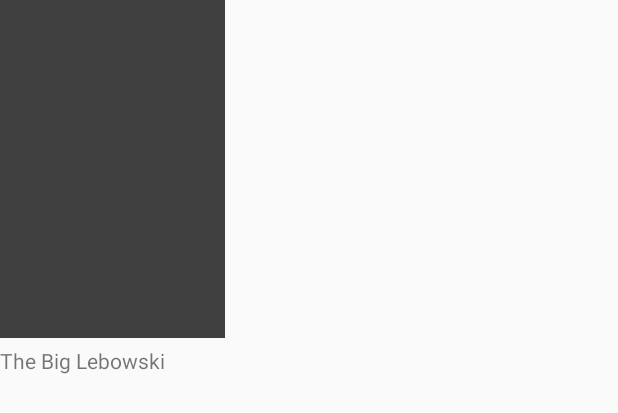
After one commit to elsnosrap/MovieSearch, an Android app: the layout result.xml on its own in the app's theme, with its tools: preview values and no code run, on a phone screen of 412 x 824 dp. The commit adds this screen. Shown: the top 413 px of the screen. Run offline under Robolectric (Android 15) with nearby library versions, the phone set to English and light mode, and no system bars.

Commit message:
Display result text in recycler view
This commit wires up most of the recyclerview logic.

```diff
--- a/app/src/main/java/com/birdjunior/moviesearch/ui/SearchActivity.java
+++ b/app/src/main/java/com/birdjunior/moviesearch/ui/SearchActivity.java
@@ -63,6 +63,8 @@ public class SearchActivity extends AppCompatActivity implements SearchStore.Dat
                 public boolean onQueryTextChange(String newText) {
                     if (!TextUtils.isEmpty(newText) && newText.length() > 2) {
                         searchStore.performSearch(newText);
+                    } else {
+                        viewModel.setEmptyState(SearchViewModel.SEARCH_START);
                     }
                     return true;
                 }
@@ -74,6 +76,8 @@ public class SearchActivity extends AppCompatActivity implements SearchStore.Dat
     @Override
     public void onItems(@NonNull List<Result> results) {
         viewModel.setEmptyState(SearchViewModel.NOT_EMPTY);
+        resultsAdapter.clear();
+        resultsAdapter.add(results);
     }
 
     @Override
--- /dev/null
+++ b/app/src/main/res/drawable/placeholder.xml
@@ -0,0 +1,7 @@
+<?xml version="1.0" encoding="utf-8"?>
+
+<shape xmlns:android="http://schemas.android.com/apk/res/android"
+    android:shape="rectangle">
+    <solid
+        android:color="#404040"/>
+</shape>
--- a/app/src/main/res/layout/activity_search.xml
+++ b/app/src/main/res/layout/activity_search.xml
@@ -21,7 +21,7 @@
             android:gravity="center"
             android:layout_marginTop="10dp"
             android:text="@{viewModel.hintText}"
-            android:visibility="@{viewModel.noResultsVisibility}"
+            android:visibility="@{viewModel.hintTextVisibility}"
             app:layout_constraintEnd_toEndOf="parent"
             app:layout_constraintStart_toStartOf="parent"
             app:layout_constraintTop_toTopOf="@+id/results_recycler_view"
@@ -31,7 +31,7 @@
             android:id="@+id/results_recycler_view"
             android:layout_width="0dp"
             android:layout_height="0dp"
-            android:visibility="@{viewModel.noResultsVisibility}"
+            android:visibility="@{viewModel.recyclerVisibility}"
             app:layout_constraintBottom_toBottomOf="parent"
             app:layout_constraintLeft_toLeftOf="parent"
             app:layout_constraintRight_toRightOf="parent"
--- /dev/null
+++ b/app/src/main/res/layout/result.xml
@@ -0,0 +1,44 @@
+<?xml version="1.0" encoding="utf-8"?>
+<layout xmlns:android="http://schemas.android.com/apk/res/android"
+    xmlns:app="http://schemas.android.com/apk/res-auto"
+    xmlns:tools="http://schemas.android.com/tools">
+
+    <data>
+        <variable
+            name="viewModel"
+            type="com.birdjunior.moviesearch.ui.ResultViewModel"/>
+    </data>
+
+    <android.support.constraint.ConstraintLayout
+        android:id="@+id/result_view"
+        android:layout_width="150dp"
+        android:layout_height="wrap_content"
+        android:paddingBottom="10dp">
+
+        <ImageView
+            android:id="@+id/thumbnail"
+            android:layout_width="match_parent"
+            android:layout_height="225dp"
+            android:scaleType="centerCrop"
+            android:src="@drawable/placeholder"
+            android:contentDescription="@{viewModel.title}"
+            app:layout_constraintHorizontal_bias="0.0"
+            app:layout_constraintLeft_toLeftOf="parent"
+            app:layout_constraintRight_toRightOf="parent"
+            app:layout_constraintTop_toTopOf="parent"/>
+
+        <TextView
+            android:id="@+id/title"
+            android:layout_width="wrap_content"
+            android:layout_height="wrap_content"
+            android:layout_marginTop="5dp"
+            android:ellipsize="end"
+            android:maxLines="1"
+            android:text="@{viewModel.title}"
+            android:visibility="@{viewModel.titleVisibility}"
+            app:layout_constraintTop_toBottomOf="@id/thumbnail"
+            tools:text="The Big Lebowski"/>
+
+    </android.support.constraint.ConstraintLayout>
+
+</layout>
```
Also changed, not shown: app/src/main/java/com/birdjunior/moviesearch/ui/ResultViewHolder.java (added, +15 -0 lines), app/src/main/java/com/birdjunior/moviesearch/ui/ResultViewModel.java (added, +23 -0 lines), app/src/main/java/com/birdjunior/moviesearch/ui/ResultsArrayAdapter.java (+35 -3 lines), app/src/main/java/com/birdjunior/moviesearch/ui/SearchViewModel.java (+15 -2 lines).
